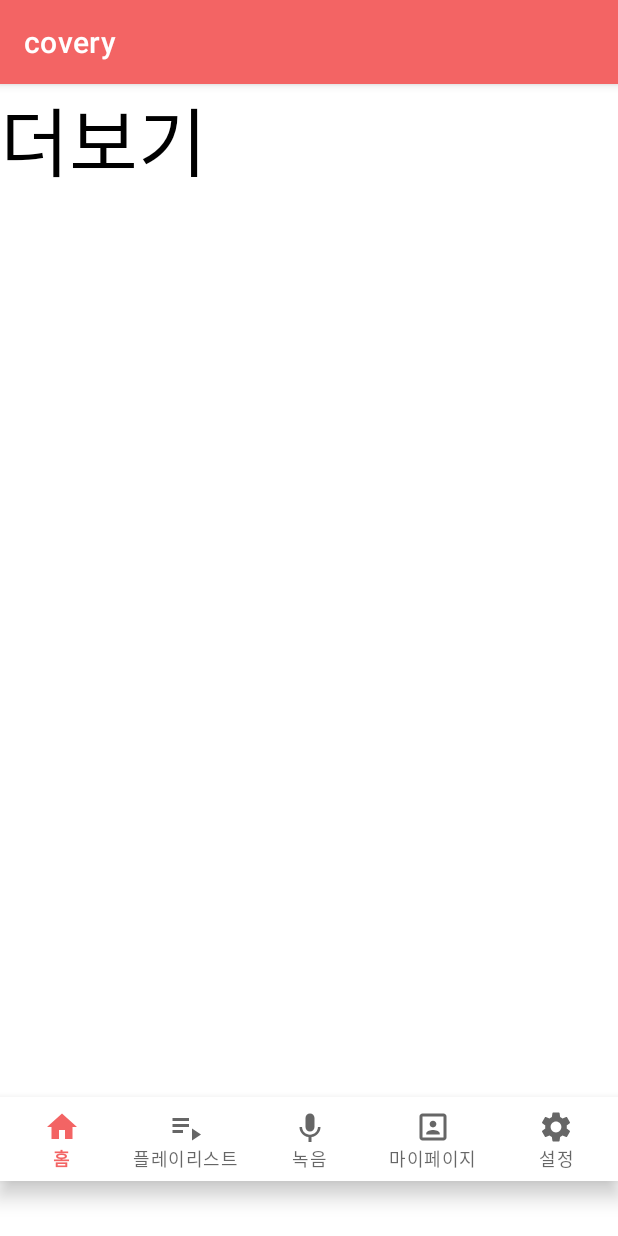
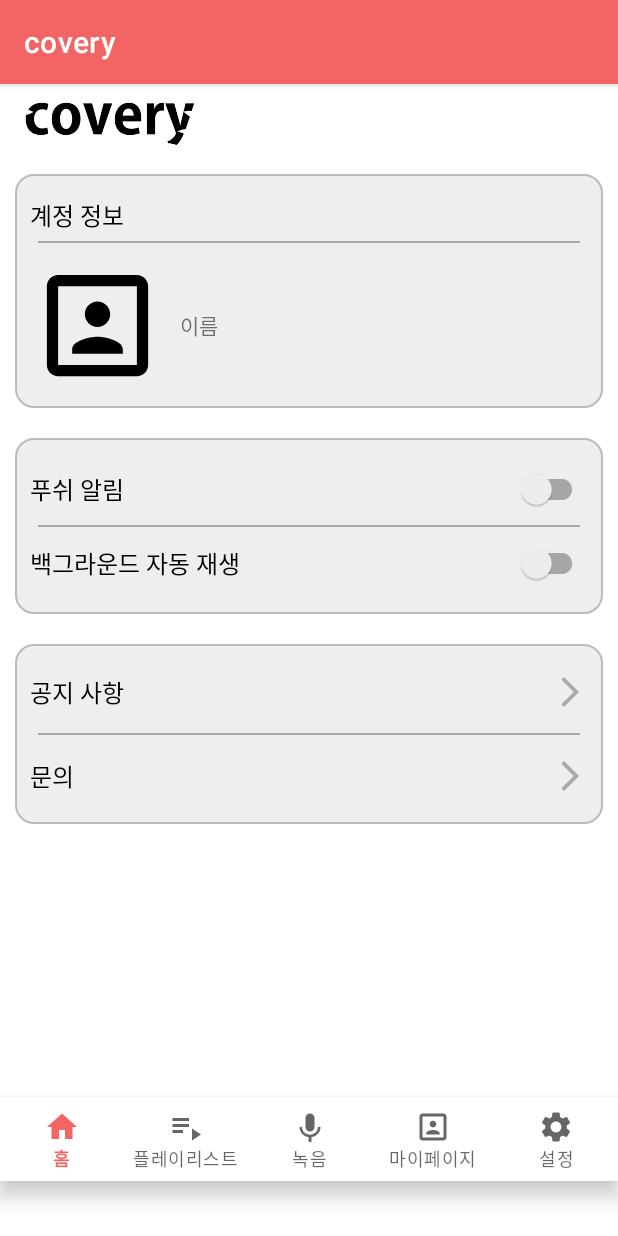
Before and after one commit to OhYunTaek123/coversong, an Android app: the fragment BoardMore placed in its activity, on a phone screen of 412 x 824 dp. Run offline under Robolectric (Android 15) with nearby library versions, the phone set to English and light mode, and no system bars.

Commit message:
더보기

```diff
--- /dev/null
+++ b/app/src/main/res/drawable/baseline_arrow_forward_ios_24.xml
@@ -0,0 +1,5 @@
+<vector android:autoMirrored="true" android:height="24dp"
+    android:tint="@color/gray" android:viewportHeight="24"
+    android:viewportWidth="24" android:width="24dp" xmlns:android="http://schemas.android.com/apk/res/android">
+    <path android:fillColor="@android:color/white" android:pathData="M6.23,20.23l1.77,1.77l10,-10l-10,-10l-1.77,1.77l8.23,8.23z"/>
+</vector>
--- /dev/null
+++ b/app/src/main/res/drawable/radius_corner.xml
@@ -0,0 +1,14 @@
+<?xml version="1.0" encoding="utf-8"?>
+<shape xmlns:android="http://schemas.android.com/apk/res/android"
+    android:padding="10dp"
+    android:shape="rectangle" >
+    <solid android:color="@color/light_gray" />
+    <corners
+        android:bottomLeftRadius="12dp"
+        android:bottomRightRadius="12dp"
+        android:topLeftRadius="12dp"
+        android:topRightRadius="12dp" />
+    <stroke
+        android:width="1dp"
+        android:color="#ffbbbbbb" />
+</shape>
--- a/app/src/main/res/layout/fragment_board_more.xml
+++ b/app/src/main/res/layout/fragment_board_more.xml
@@ -1,16 +1,133 @@
 <?xml version="1.0" encoding="utf-8"?>
 <LinearLayout xmlns:android="http://schemas.android.com/apk/res/android"
     xmlns:tools="http://schemas.android.com/tools"
+    android:orientation="vertical"
     android:layout_width="match_parent"
     android:layout_height="match_parent"
     tools:context=".fragment.BoardMore">
 
-    <!-- TODO: Update blank fragment layout -->
-    <TextView
+    <ImageView
+        android:layout_width="150dp"
+        android:layout_height="50dp"
+        android:src="@drawable/covery_logo_2"/>
+
+    <LinearLayout
         android:layout_width="match_parent"
-        android:layout_height="match_parent"
-        android:text="더보기"
-        android:textColor="@android:color/black"
-        android:textSize="50sp" />
+        android:layout_height="wrap_content"
+        android:layout_margin="10dp"
+        android:orientation="vertical"
+        android:background="@drawable/radius_corner"
+        android:padding="10dp">
+
+        <TextView
+            android:layout_width="match_parent"
+            android:layout_height="wrap_content"
+            android:paddingTop="5dp"
+            android:paddingBottom="5dp"
+            android:text="@string/infoId"
+            android:textSize="16sp"
+            android:textColor="@color/black"/>
+
+        <View
+            android:layout_width="wrap_content"
+            android:layout_height="1dp"
+            android:background="@android:color/darker_gray"
+            android:layout_gravity="center"
+            android:layout_marginLeft="5dp"
+            android:layout_marginRight="5dp"
+            android:layout_marginBottom="10dp"/>
+
+        <LinearLayout
+            android:layout_width="match_parent"
+            android:layout_height="wrap_content"
+            android:orientation="horizontal">
+
+            <ImageView
+                android:id="@+id/account_profile"
+                android:src="@drawable/ic_profile"
+                android:layout_width="90dp"
+                android:layout_height="90dp"/>
+
+            <LinearLayout
+                android:layout_width="match_parent"
+                android:layout_height="match_parent"
+                android:orientation="vertical"
+                android:gravity="start|center">
+                <TextView
+                    android:layout_width="wrap_content"
+                    android:layout_height="wrap_content"
+                    android:layout_margin="10dp"
+                    android:text="@string/str_name"/>
+            </LinearLayout>
+        </LinearLayout>
+    </LinearLayout>
+
+    <LinearLayout
+        android:layout_width="match_parent"
+        android:layout_height="wrap_content"
+        android:layout_margin="10dp"
+        android:orientation="vertical"
+        android:background="@drawable/radius_corner"
+        android:padding="10dp">
+
+        <androidx.appcompat.widget.SwitchCompat
+            android:id="@+id/pushSwitch"
+            android:layout_width="match_parent"
+            android:layout_height="wrap_content"
+            android:text="@string/pushName"
+            android:textSize="16sp"/>
+
+        <View
+            android:layout_width="wrap_content"
+            android:layout_height="1dp"
+            android:background="@android:color/darker_gray"
+            android:layout_gravity="center"
+            android:layout_marginLeft="5dp"
+            android:layout_marginRight="5dp"/>
+
+        <androidx.appcompat.widget.SwitchCompat
+            android:id="@+id/autoPlay"
+            android:layout_width="match_parent"
+            android:layout_height="wrap_content"
+            android:text="@string/autoPlay"
+            android:textSize="16sp"/>
+    </LinearLayout>
+
+    <LinearLayout
+        android:layout_width="match_parent"
+        android:layout_height="wrap_content"
+        android:layout_margin="10dp"
+        android:orientation="vertical"
+        android:background="@drawable/radius_corner"
+        android:padding="10dp">
+
+        <TextView
+            android:layout_width="match_parent"
+            android:layout_height="wrap_content"
+            android:paddingTop="10dp"
+            android:paddingBottom="15dp"
+            android:text="@string/announce"
+            android:textSize="16sp"
+            android:textColor="@color/black"
+            android:drawableRight="@drawable/baseline_arrow_forward_ios_24"/>
+
+        <View
+            android:layout_width="wrap_content"
+            android:layout_height="1dp"
+            android:background="@android:color/darker_gray"
+            android:layout_gravity="center"
+            android:layout_marginLeft="5dp"
+            android:layout_marginRight="5dp"/>
+
+        <TextView
+            android:layout_width="match_parent"
+            android:layout_height="wrap_content"
+            android:paddingTop="15dp"
+            android:paddingBottom="10dp"
+            android:text="@string/qna_btn"
+            android:textSize="16sp"
+            android:textColor="@color/black"
+            android:drawableRight="@drawable/baseline_arrow_forward_ios_24"/>
+    </LinearLayout>
 
 </LinearLayout>
--- a/app/src/main/res/layout/fragment_board_profile.xml
+++ b/app/src/main/res/layout/fragment_board_profile.xml
@@ -128,8 +128,8 @@
             android:layout_height="wrap_content"/>
         <androidx.recyclerview.widget.RecyclerView
             android:id="@+id/myCover_song"
-            android:layout_width="0dp"
-            android:layout_height="0dp"
+            android:layout_width="wrap_content"
+            android:layout_height="wrap_content"
             android:layout_marginTop="16dp"/>
     </LinearLayout>
     <LinearLayout
@@ -145,8 +145,8 @@
             android:layout_height="wrap_content"/>
         <androidx.recyclerview.widget.RecyclerView
             android:id="@+id/myComment"
-            android:layout_width="0dp"
-            android:layout_height="0dp"
+            android:layout_width="wrap_content"
+            android:layout_height="wrap_content"
             android:layout_marginTop="16dp"/>
     </LinearLayout>
     <LinearLayout
@@ -162,8 +162,8 @@
             android:layout_height="wrap_content"/>
         <androidx.recyclerview.widget.RecyclerView
             android:id="@+id/myFavorite"
-            android:layout_width="0dp"
-            android:layout_height="0dp"
+            android:layout_width="wrap_content"
+            android:layout_height="wrap_content"
             android:layout_marginTop="16dp"/>
     </LinearLayout>
 
--- a/app/src/main/res/values/colors.xml
+++ b/app/src/main/res/values/colors.xml
@@ -10,4 +10,5 @@
     <color name="main">#F36464</color>
     <color name="transparency">#00ff0000</color>
     <color name="gray">#ffaaaaaa</color>
+    <color name="light_gray">#ffeeeeee</color>
 </resources>
--- a/app/src/main/res/values/strings.xml
+++ b/app/src/main/res/values/strings.xml
@@ -41,6 +41,12 @@
     <string name="musicName">노래제목을 입력하시오</string>
     <string name="btnBring">가져오기</string>
 
+    <string name="infoId">계정 정보</string>
+    <string name="pushName">푸쉬 알림</string>
+    <string name="autoPlay">백그라운드 자동 재생</string>
+    <string name="announce">공지 사항</string>
+    <string name="qna_btn">문의</string>
+    <string name="str_name">이름</string>
 
     <string-array name="blood_type">
         <item>O형</item>
```
Also changed, not shown: gradle/wrapper/gradle-wrapper.properties.
